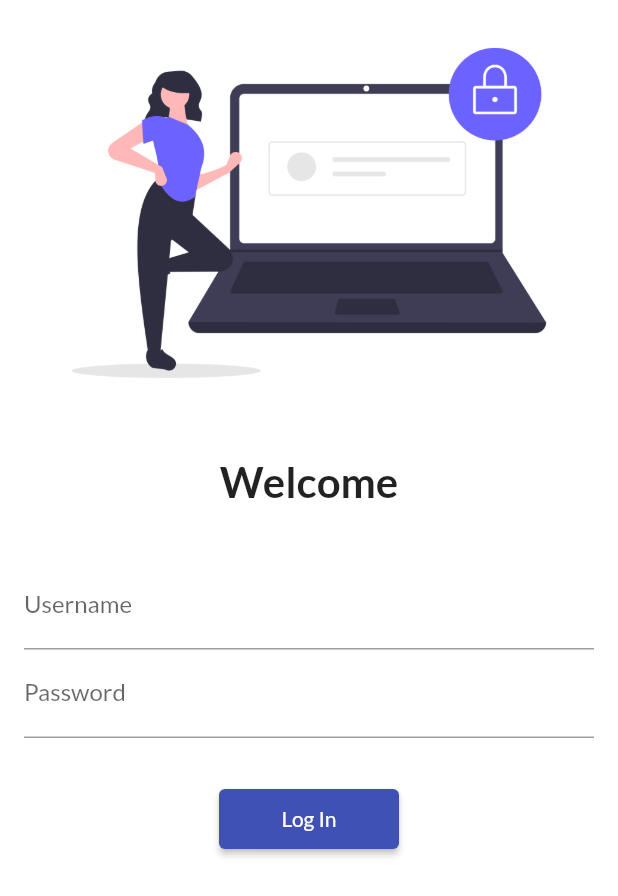
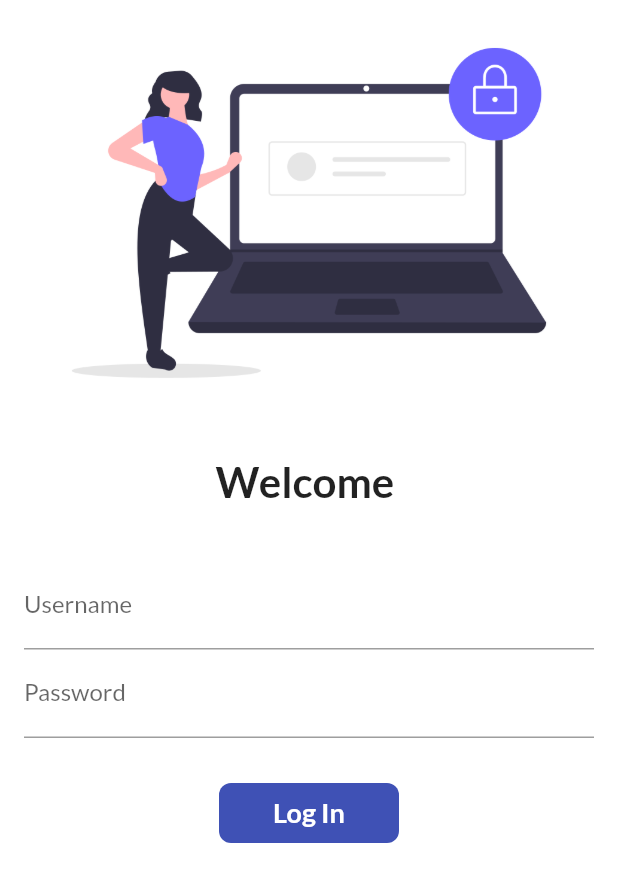
Before and after one commit to nitrotechie/flutter_catalog, a Flutter app: the screen it shows after launch, on a phone screen of 412 x 824 dp. Shown: the top 896 px of the screen. Run offline on Flutter 3.47's test engine with Material 2 defaults, Android fonts, the phone set to English and light mode, and no system bars; our stand-ins replace google_fonts.

Commit message:
Day 6 Completed

```diff
--- a/lib/pages/login_page.dart
+++ b/lib/pages/login_page.dart
@@ -1,7 +1,15 @@
 import 'package:flutter/material.dart';
 import 'package:flutter_catalog/utils/routes.dart';
 
-class LoginPage extends StatelessWidget {
+class LoginPage extends StatefulWidget {
+  @override
+  _LoginPageState createState() => _LoginPageState();
+}
+
+class _LoginPageState extends State<LoginPage> {
+  String name = "";
+  bool changeButton = false;
+
   @override
   Widget build(BuildContext context) {
     return Material(
@@ -17,7 +25,7 @@ class LoginPage extends StatelessWidget {
                 height: 20,
               ),
               Text(
-                "Welcome",
+                "Welcome $name",
                 style: TextStyle(fontSize: 28, fontWeight: FontWeight.bold),
               ),
               SizedBox(
@@ -32,6 +40,10 @@ class LoginPage extends StatelessWidget {
                         hintText: "Enter Username",
                         labelText: "Username",
                       ),
+                      onChanged: (value) {
+                        name = value;
+                        setState(() {});
+                      },
                     ),
                     TextFormField(
                       obscureText: true,
@@ -43,15 +55,49 @@ class LoginPage extends StatelessWidget {
                     SizedBox(
                       height: 30,
                     ),
-                    ElevatedButton(
-                      onPressed: () {
+
+                    InkWell(
+                      child: AnimatedContainer(
+                        duration: Duration(seconds: 1),
+                        width: changeButton ? 50 : 120,
+                        height: 40,
+                        alignment: Alignment.center,
+                        child: changeButton
+                            ? Icon(
+                                Icons.done,
+                                color: Colors.white,
+                              )
+                            : Text(
+                                'Log In',
+                                style: TextStyle(
+                                  fontSize: 18,
+                                  fontWeight: FontWeight.bold,
+                                  color: Colors.white,
+                                ),
+                              ),
+                        decoration: BoxDecoration(
+                          color: Colors.indigo,
+                          borderRadius:
+                              BorderRadius.circular(changeButton ? 70 : 8),
+                        ),
+                      ),
+                      onTap: () async {
+                        setState(() {
+                          changeButton = true;
+                        });
+                        await Future.delayed(Duration(seconds: 1));
                         Navigator.pushNamed(context, MyRoutes.homeRoute);
                       },
-                      child: Text("Log In"),
-                      style: TextButton.styleFrom(
-                        minimumSize: Size(120, 40),
-                      ),
-                    ),
+                    )
+                    // ElevatedButton(
+                    //   onPressed: () {
+                    //     Navigator.pushNamed(context, MyRoutes.homeRoute);
+                    //   },
+                    //   child: Text("Log In"),
+                    //   style: TextButton.styleFrom(
+                    //     minimumSize: Size(120, 40),
+                    //   ),
+                    // ),
                   ],
                 ),
               )
```
